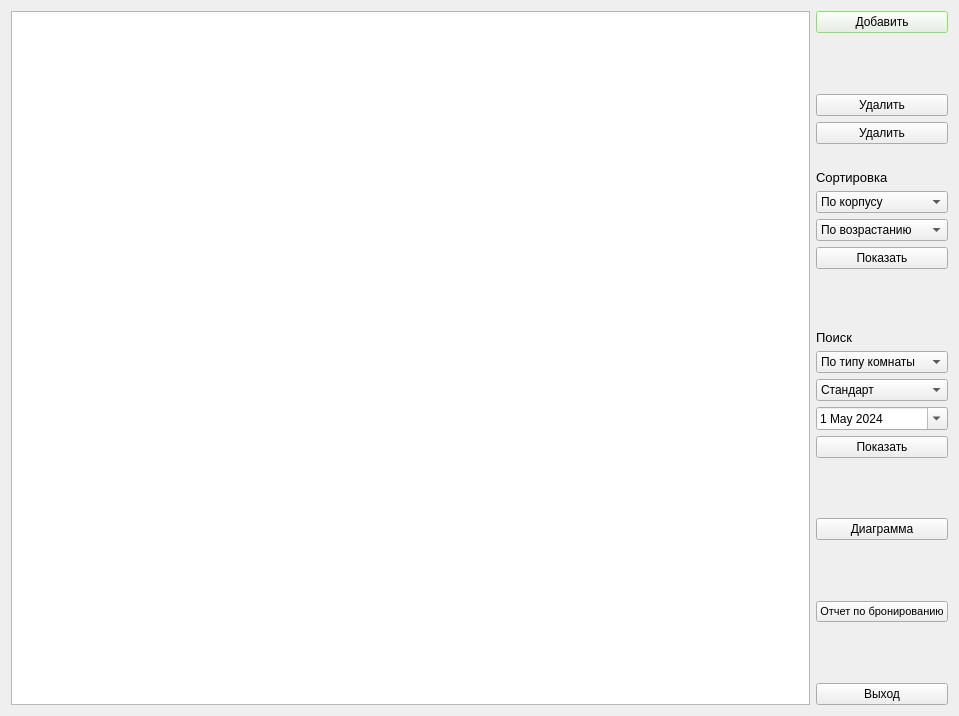
Above: FinalMkFinal/printwindow.ui from Enjoyer14/OP_FullForm before the change. Below: the same form after it.
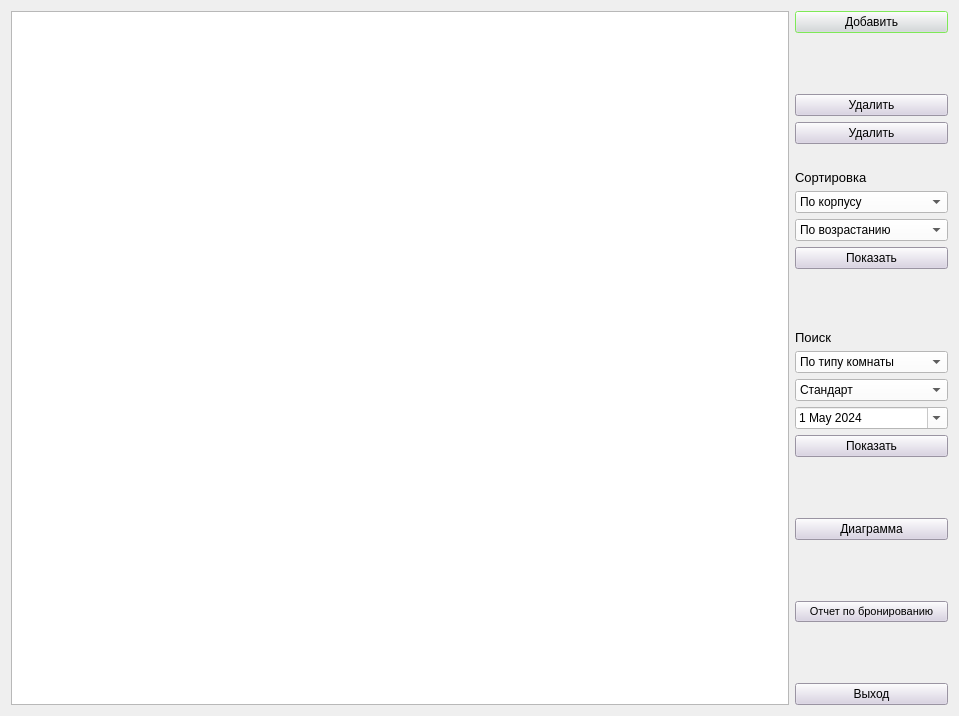
That is the form after the change.

```diff
--- a/FinalMkFinal/printwindow.ui
+++ b/FinalMkFinal/printwindow.ui
@@ -48,6 +48,7 @@
 color: rgb(0, 0, 0);
 border-color: rgb(85, 0, 0);
 	selection-background-color: rgb(112, 255, 60);
+	background-color: rgb(215, 207, 227);
 }
 QPushButton::hover{
 	background-color: rgb(82, 170, 11);
@@ -78,6 +79,17 @@
          <family>Arial</family>
         </font>
        </property>
+       <property name="styleSheet">
+        <string notr="true">QPushButton{
+color: rgb(0, 0, 0);
+border-color: rgb(85, 0, 0);
+selection-background-color: rgb(255, 0, 0);
+	background-color: rgb(215, 207, 227);
+}
+QPushButton::hover{
+	background-color: rgb(224, 65, 65);
+}</string>
+       </property>
        <property name="text">
         <string>Удалить</string>
        </property>
@@ -90,6 +102,17 @@
          <family>Arial</family>
         </font>
        </property>
+       <property name="styleSheet">
+        <string notr="true">QPushButton{
+color: rgb(0, 0, 0);
+border-color: rgb(85, 0, 0);
+selection-background-color: rgb(255, 0, 0);
+	background-color: rgb(215, 207, 227);
+}
+QPushButton::hover{
+	background-color: rgb(224, 65, 65);
+}</string>
+       </property>
        <property name="text">
         <string>Удалить</string>
        </property>
@@ -127,6 +150,9 @@
      </item>
      <item>
       <widget class="QComboBox" name="box_type_sort">
+       <property name="styleSheet">
+        <string notr="true">background-color: rgb(255, 255, 255);</string>
+       </property>
        <item>
         <property name="text">
          <string>По корпусу</string>
@@ -144,13 +170,16 @@
        </item>
        <item>
         <property name="text">
-         <string>По стоимости</string>
+         <string>По полной стоимости</string>
         </property>
        </item>
       </widget>
      </item>
      <item>
       <widget class="QComboBox" name="box_direct_sort">
+       <property name="styleSheet">
+        <string notr="true">background-color: rgb(255, 255, 255);</string>
+       </property>
        <item>
         <property name="text">
          <string>По возрастанию</string>
@@ -171,10 +200,16 @@
         </font>
        </property>
        <property name="mouseTracking">
-        <bool>false</bool>
+        <bool>true</bool>
        </property>
        <property name="styleSheet">
-        <string notr="true"/>
+        <string notr="true">QPushButton{
+background-color: rgb(215, 207, 227);
+color: rgb(0, 0, 0);
+}
+QPushButton::hover{
+	background-color: rgb(223, 202, 235);
+}</string>
        </property>
        <property name="text">
         <string>Показать</string>
@@ -212,6 +247,9 @@
      </item>
      <item>
       <widget class="QComboBox" name="box_type_serach">
+       <property name="styleSheet">
+        <string notr="true">background-color: rgb(255, 255, 255);</string>
+       </property>
        <item>
         <property name="text">
          <string>По типу комнаты</string>
@@ -231,6 +269,9 @@
      </item>
      <item>
       <widget class="QComboBox" name="box_direct_search">
+       <property name="styleSheet">
+        <string notr="true">background-color: rgb(255, 255, 255);</string>
+       </property>
        <item>
         <property name="text">
          <string>Стандарт</string>
@@ -255,6 +296,9 @@
      </item>
      <item>
       <widget class="QDateEdit" name="dateEdit">
+       <property name="styleSheet">
+        <string notr="true">background-color: rgb(255, 255, 255);</string>
+       </property>
        <property name="maximumDate">
         <date>
          <year>3000</year>
@@ -288,6 +332,15 @@
          <family>Arial</family>
         </font>
        </property>
+       <property name="styleSheet">
+        <string notr="true">QPushButton{
+background-color: rgb(215, 207, 227);
+color: rgb(0, 0, 0);
+}
+QPushButton::hover{
+	background-color: rgb(223, 202, 235);
+}</string>
+       </property>
        <property name="text">
         <string>Показать</string>
        </property>
@@ -313,6 +366,15 @@
          <family>Arial</family>
         </font>
        </property>
+       <property name="styleSheet">
+        <string notr="true">QPushButton{
+background-color: rgb(215, 207, 227);
+color: rgb(0, 0, 0);
+}
+QPushButton::hover{
+	background-color: rgb(223, 202, 235);
+}</string>
+       </property>
        <property name="text">
         <string>Диаграмма</string>
        </property>
@@ -338,6 +400,15 @@
          <pointsize>8</pointsize>
         </font>
        </property>
+       <property name="styleSheet">
+        <string notr="true">QPushButton{
+background-color: rgb(215, 207, 227);
+color: rgb(0, 0, 0);
+}
+QPushButton::hover{
+	background-color: rgb(223, 202, 235);
+}</string>
+       </property>
        <property name="text">
         <string>Отчет по бронированию</string>
        </property>
@@ -363,6 +434,7 @@
 color: rgb(0, 0, 0);
 border-color: rgb(85, 0, 0);
 selection-background-color: rgb(255, 0, 0);
+background-color: rgb(215, 207, 227);
 }
 QPushButton::hover{
 	background-color: rgb(170, 0, 0);
```
